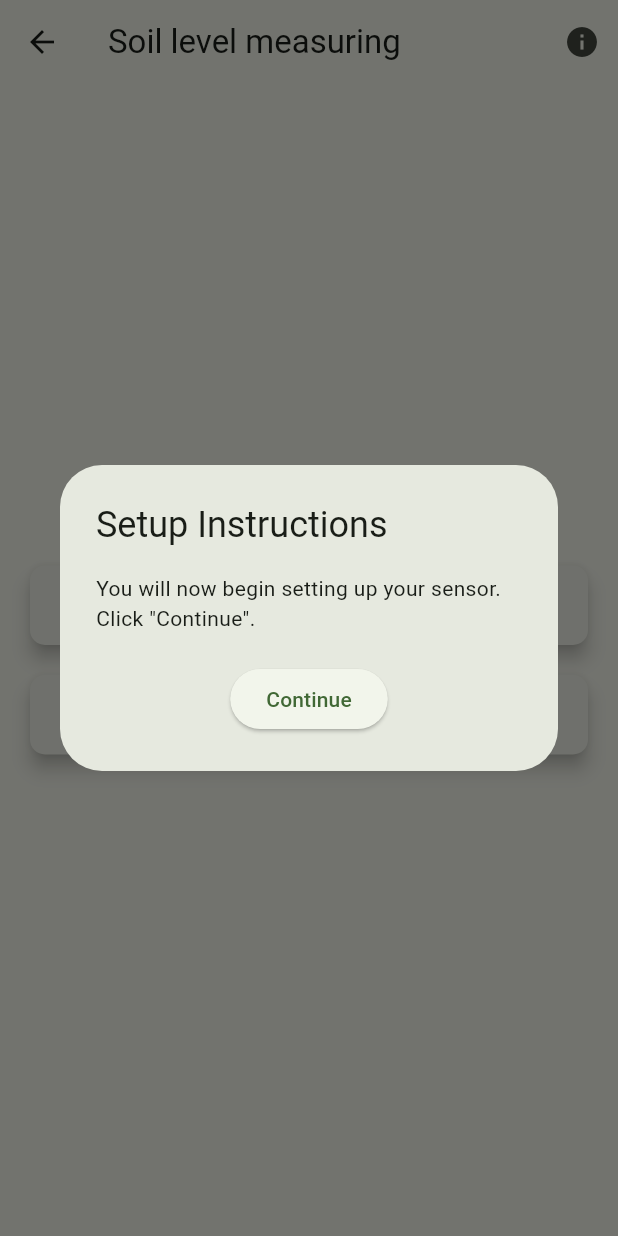
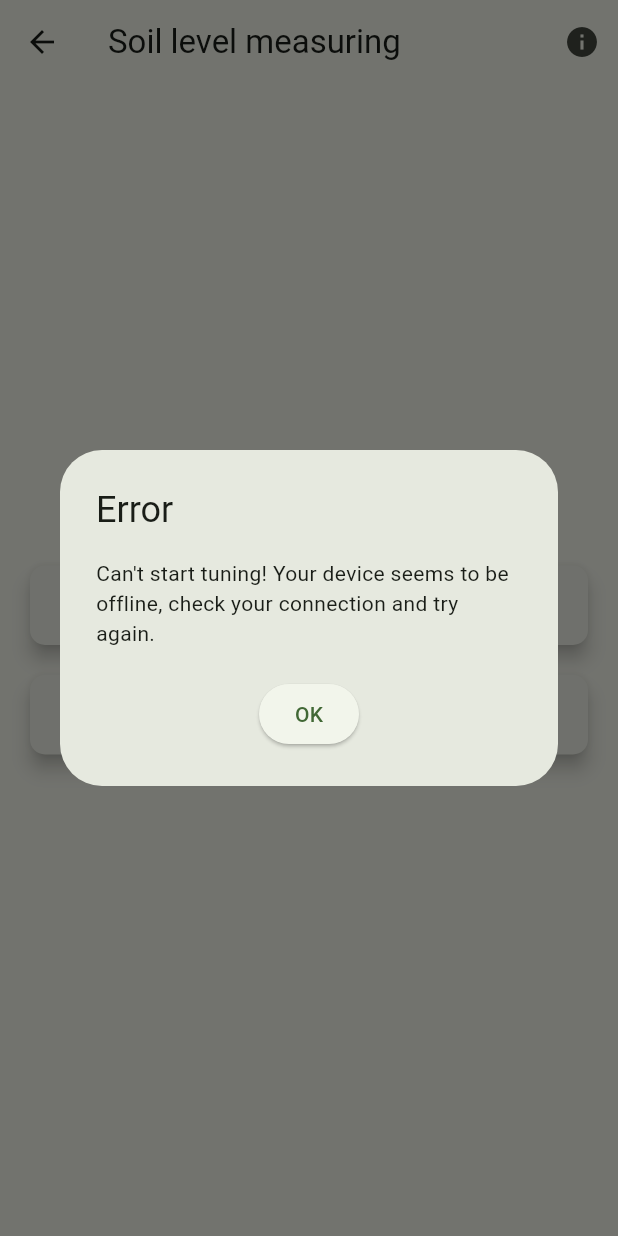
Before and after one commit to gilrom/smart-garden, a Flutter app: the GroundSettingsScreen screen opened directly, after a tap on "Watering the Soil", on a phone screen of 412 x 824 dp. Run offline on Flutter 3.47's test engine with Material 3 defaults, Android fonts, the phone set to English and light mode, and no system bars; our stand-ins replace firebase_core, firebase_database, syncfusion_flutter_charts; accounts and stored records are empty.

Commit message:
added circle indicator for ground setting

```diff
--- a/smart_garden_app/lib/ground_settings_screen.dart
+++ b/smart_garden_app/lib/ground_settings_screen.dart
@@ -21,7 +21,6 @@ class GroundSettingsScreen extends StatefulWidget {
 
 class _GroundSettingsScreenState extends State<GroundSettingsScreen> {
   String groundCondition = '';
-
   @override
   Widget build(BuildContext context) {
     return Scaffold(
@@ -45,9 +44,14 @@ class _GroundSettingsScreenState extends State<GroundSettingsScreen> {
               width: MediaQuery.of(context).size.width - 40,
               child: CustomButton(
                 onPressed: () {
+                  if(online){
                     setGroundCondition('Watering the Soil');
                     _updateFirebaseDataForStartTuning(Tuning.start);
                     showSetupDialog();
+                  }
+                  else{
+                    showOfflineDialog();
+                  }
                 },
                 label: 'Watering the Soil',
               ),
@@ -57,9 +61,14 @@ class _GroundSettingsScreenState extends State<GroundSettingsScreen> {
               width: MediaQuery.of(context).size.width - 40,
               child: CustomButton(
                 onPressed: () {
+                  if(online){
                     setGroundCondition('Dry Ground');
                     _updateFirebaseDataForStartTuning(Tuning.start);
                     showSetupDialogForDry();
+                  }
+                  else{
+                    showOfflineDialog();
+                  }
                 },
                 label: 'Dry Ground',
               ),
@@ -136,6 +145,7 @@ class _GroundSettingsScreenState extends State<GroundSettingsScreen> {
             children: [
               const Text('Insert the moisture sensor into the ground before watering, the sensor will be ready to read information. It will be ground level for the sensor, after getting to this level, the application will send you a notification to water the soil. Once you insert your sensor, you can proceed to the next step. Click "Next" to continue'),
               const SizedBox(height: 20),
+              CircularProgressIndicator(),
               GroundReadingWidget(),
               ElevatedButton(
                 onPressed: () {
@@ -163,6 +173,7 @@ class _GroundSettingsScreenState extends State<GroundSettingsScreen> {
           children: [
             const Text('Now water the soil as usual. This value will be a high level for the sensor, and you can see how much water you need for the next watering. Before you will click the "Finish" button please wait for 30 seconds for the better measering result'),
             const SizedBox(height: 20),
+            CircularProgressIndicator(),
             GroundReadingWidget(),
             ElevatedButton(
               onPressed: () {
@@ -192,6 +203,7 @@ void showSetupDialogForDry() {
             children: [
               const Text('For this setup, you will need untoched, dry soil. Stick the sensor in the ground, when clicked "Finish" apllication will read information from sensor, and automaticaly update the dry ground value'),
               const SizedBox(height: 20),
+              CircularProgressIndicator(),
               GroundReadingWidget(),
               ElevatedButton(
                 onPressed: ()  {
@@ -201,6 +213,31 @@ void showSetupDialogForDry() {
                   _updateFirebaseDataForStartTuning(Tuning.stop);
                 },
                 child: const Text('Finish'),
+              ),
+            ],
+          ),
+        );
+      },
+    );
+  }
+
+  void showOfflineDialog() {
+    showDialog(
+      context: context,
+      builder: (BuildContext context) {
+        return AlertDialog(
+          title: const Text('Error'),
+          content: Column(
+            mainAxisSize: MainAxisSize.min,
+            children: [
+              const Text("Can't start tuning! Your device seems to be offline, check your connection and try again."),
+              const SizedBox(height: 20),
+              ElevatedButton(
+                onPressed: ()  {
+                  Navigator.of(context).pop();
+                  _updateFirebaseDataForStartTuning(Tuning.stop);
+                },
+                child: const Text('OK'),
               ),
             ],
           ),
@@ -286,7 +323,7 @@ class GroundReadingWidget extends StatelessWidget {
   Widget build(BuildContext context) {
     return Consumer<MyHomeScreenNotifier>(
     builder: (context, cart, child) {
-      return Text('Current Moisture level: ${lastReading!.moisture!}');
+      return Card(child: Text('${lastReading!.moisture!}%'));
     },);
   }
 }
--- a/smart_garden_app/lib/my_home_screen.dart
+++ b/smart_garden_app/lib/my_home_screen.dart
@@ -7,6 +7,7 @@ import 'settings_screen.dart';
 import 'package:provider/provider.dart';
 
 ReadingData? lastReading;
+bool online = false;
 
 class MyHomeScreen extends StatefulWidget {
   const MyHomeScreen({super.key});
@@ -26,6 +27,7 @@ class _MyHomeScreenState extends State<MyHomeScreen> {
     DateTime now = DateTime.now();
     var statusCard;
     if(now.difference(lastReading!.timestamp!).inSeconds <  sendInfoToDatabaseValue + 20){
+      online = true;
       statusCard = Card(
           child: ListTile(
             leading: Icon(Icons.power_settings_new),
@@ -33,6 +35,7 @@ class _MyHomeScreenState extends State<MyHomeScreen> {
           );
     }
     else{
+      online = false;
       statusCard = Card(
           child: ListTile(
             leading: Icon(Icons.power_settings_new),
```
Lines whose indentation alone changed are shown as unchanged.
